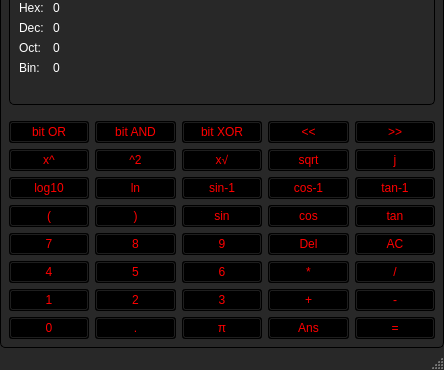
The window that mainwindow.ui (michaelobi99/ScientificCalculator) describes before a commit, drawn with Qt 5; both pictures show x 0 to 444 and y 160 to 530 of the 444 by 530 pixel window.
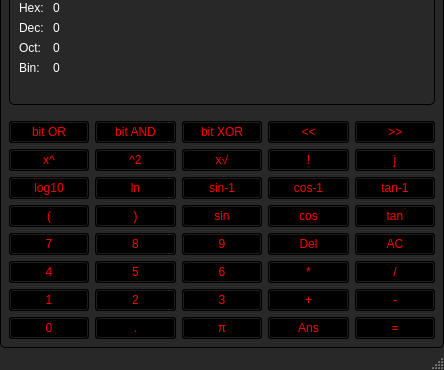
The same window after the commit.

Commit message: made more parsers to get user input

The edit to the form file:
```diff
--- a/mainwindow.ui
+++ b/mainwindow.ui
@@ -367,14 +367,14 @@
        </widget>
       </item>
       <item>
-       <widget class="QPushButton" name="squareRootButton">
+       <widget class="QPushButton" name="factorialButton">
         <property name="styleSheet">
-         <string notr="true">#squareRootButton{
+         <string notr="true">#factorialButton{
 color: red;
 background-color: black;}</string>
         </property>
         <property name="text">
-         <string>sqrt</string>
+         <string>!</string>
         </property>
        </widget>
       </item>
```
The commit also changes 2 other files.
